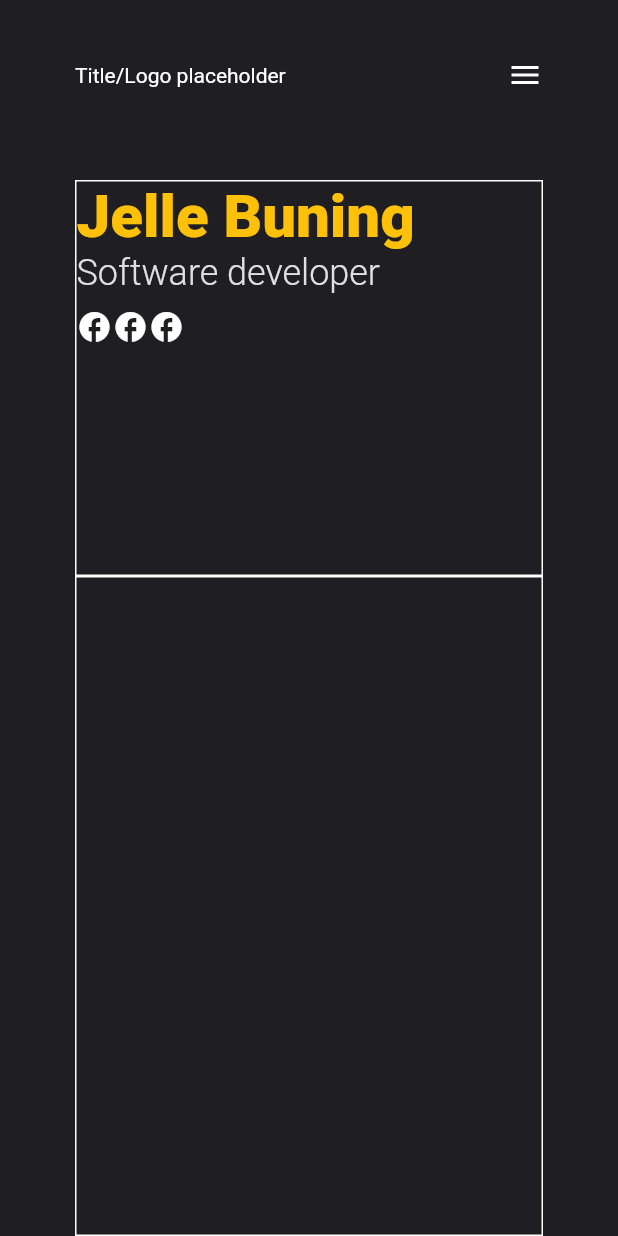
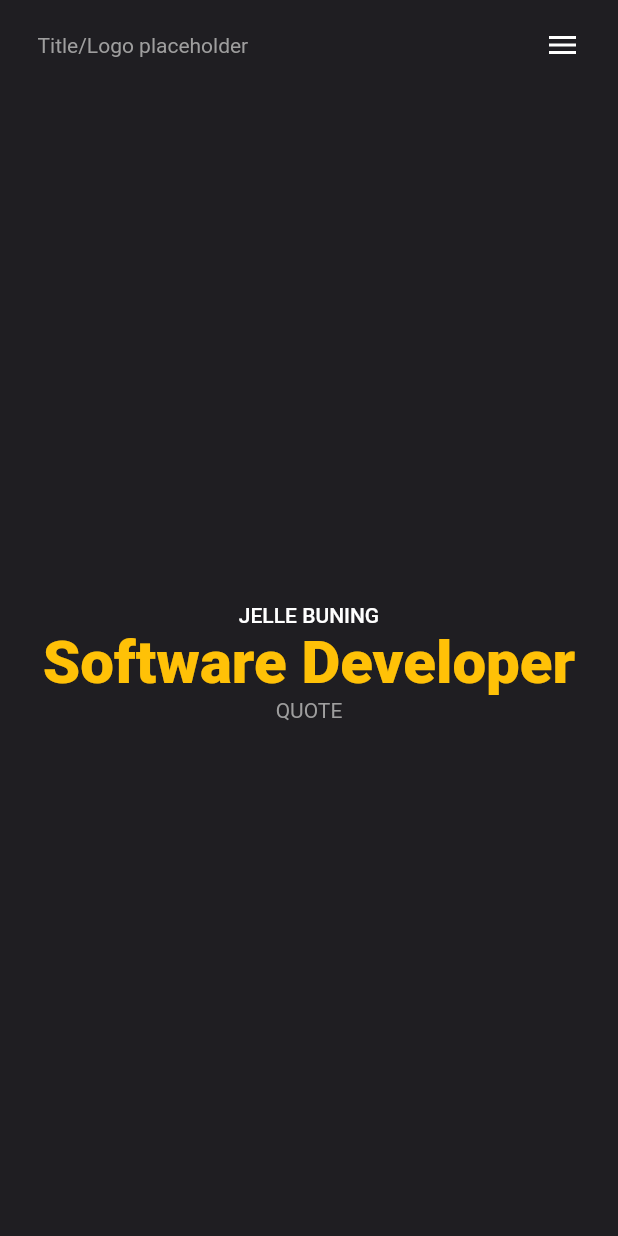
Before and after one commit to JelleBuning/portfolio, a Flutter app: the screen it shows after launch, on a phone screen of 412 x 824 dp. Run offline on Flutter 3.47's test engine with Material 2 defaults, Android fonts, the phone set to English and light mode, and no system bars; our stand-ins replace shared_preferences.

Commit message:
small update

```diff
--- a/lib/pages/home.dart
+++ b/lib/pages/home.dart
@@ -1,7 +1,4 @@
 import 'package:flutter/material.dart';
-import 'package:flutter_portfolio/util/constants.dart';
-
-import '../util/responsive.dart';
 
 class HomePage extends StatefulWidget {
   const HomePage({super.key});
@@ -13,90 +10,19 @@ class HomePage extends StatefulWidget {
 class _HomePageState extends State<HomePage> {
   @override
   Widget build(BuildContext context) {
-    return Padding(
-      padding: const EdgeInsets.fromLTRB(Constants.OUTSIDE_PADDING, Constants.APPBAR_BOTTOM_PADDING, Constants.OUTSIDE_PADDING, 0),
-      child: Stack(
-        alignment: Alignment.bottomRight,
-        children: [
-          Column(
-              mainAxisSize: MainAxisSize.max,
-              children: [
-                // Introduction
-                Expanded(
-                  flex: 3,
-                  child: Row(children: [
-                    Flexible(
-                      flex: Responsive.isSmallScreen(context) ? 100 : Responsive.isMediumScreen(context) ? 75 : 50,
-                      child: Container(
-                        decoration: BoxDecoration(
-                          border: Border.all(color: Colors.white),
-                        ),
-                        child: introductionWidget(context),
-                      ),
-                    ),
-                    // Only for alignment
-                    Flexible(
-                      flex: Responsive.isSmallScreen(context) ? 0 : Responsive.isMediumScreen(context) ? 25 : 50,
-                      child: const SizedBox.shrink()),
-                  ]),
-                ),
-
-                // Content
-                Expanded(
-                  flex: 5,
-                  child: Row(
-                    children: [
-                      Expanded(
-                        flex: Responsive.isSmallScreen(context) ? 100 : Responsive.isMediumScreen(context) ? 75 : 50,
-                        child: Container(
-                          decoration: BoxDecoration(
-                            border: Border.all(color: Colors.white),
-                          ),
-                        ),
-                      ),
-                      // Only for alignment
-                      Expanded(
-                        flex: Responsive.isSmallScreen(context) ? 0 : Responsive.isMediumScreen(context) ? 25 : 50,
-                        child: const SizedBox.shrink()
-                      ),
-                    ],
-                  ),
-                ),
-              ],
-          ),
-          imageOverlay()
-        ],
-      ),
+    return Center(
+      child: introductionWidget(context),
     );
   }
 }
 
 Widget introductionWidget(BuildContext context){
   return Column(
-    crossAxisAlignment: CrossAxisAlignment.start,
+    mainAxisAlignment: MainAxisAlignment.center,
     children: [
-      Text("Jelle Buning", style: Theme.of(context).textTheme.headlineLarge,),
-      Text("Software developer", style: Theme.of(context).textTheme.headlineSmall,),
-      const SizedBox(height: 10),
-      // Description is to big for phone, shown in << TODO: show somewhere else >>
-      Responsive.isSmallScreen(context) ? const SizedBox.shrink() : const Text("Lorem Ipsum is simply dummy text of the printing and typesetting industry. Lorem Ipsum has been the industry's standard dummy text ever since the 1500s, when an unknown printer took a galley of type and scrambled it to make a type specimen book. It has survived not only five centuries, but also the leap into electronic typesetting, remaining essentially unchanged. It was popularised in the 1960s with the release of Letraset sheets containing Lorem Ipsum passages, and more recently with desktop publishing software."),
-      Responsive.isSmallScreen(context) ? const SizedBox.shrink() : const SizedBox(height: 10),
-      socialMediaWidget()
+      Text("JELLE BUNING", style: Theme.of(context).textTheme.bodyLarge),
+      Text("Software Developer", style: Theme.of(context).textTheme.headlineLarge,),
+      Text("QUOTE", style: Theme.of(context).textTheme.bodyMedium,),
     ],
   );
 }
-
-Widget socialMediaWidget(){
-  return Row(
-    mainAxisAlignment: MainAxisAlignment.start,
-    children: const [
-    Icon(Icons.facebook),
-    Icon(Icons.facebook),
-    Icon(Icons.facebook),
-  ],);
-}
-
-Widget imageOverlay(){
-  // TODO: set image
-  return const SizedBox(width: 400, height: 500);
-}
--- a/lib/util/constants.dart
+++ b/lib/util/constants.dart
@@ -2,11 +2,11 @@
 
 class Constants {
   // PADDING
-  static const double OUTSIDE_PADDING = 50.0;
+  static const double OUTSIDE_PADDING = 25.0;
   static const double STATUSBAR_PADDING = 0;
-  static const double APPBAR_PREFERRED_SIZE = 100;
-  static const double APPBAR_BOTTOM_PADDING = 20;
-  static const double MENU_PADDING = 30;
+  static const double APPBAR_PREFERRED_SIZE = 60;
+  static const double APPBAR_BOTTOM_PADDING = 0;
+  static const double MENU_PADDING = 20;
 
   // ----
   static const int MENU_ANIMATION_DURATION_MS = 500;
--- a/lib/util/theme_provider.dart
+++ b/lib/util/theme_provider.dart
@@ -17,7 +17,7 @@ class ThemeProvider extends ChangeNotifier {
       primaryColorLight: buildMaterialColor(const Color.fromARGB(0xF0, 0x1F, 0x1E, 0x22)),
       textTheme: TextTheme(
         bodySmall: const TextStyle(color: Colors.white),
-        bodyMedium: const TextStyle(color: Colors.white),
+        bodyMedium: const TextStyle(color: Colors.grey),
         bodyLarge: const TextStyle(color: Colors.white),
         headlineLarge: const TextStyle(
           color: Colors.amber,
--- a/lib/widgets/navigation_bar.dart
+++ b/lib/widgets/navigation_bar.dart
@@ -5,7 +5,7 @@ import 'package:flutter_portfolio/util/responsive.dart';
 import 'package:provider/provider.dart';
 import '../util/theme_provider.dart';
 
-class CustomNavigationBar extends StatefulWidget with PreferredSizeWidget {
+class CustomNavigationBar extends StatefulWidget implements PreferredSizeWidget {
   final BuildContext context;
   final List<NavigationItem> navigationItems;
   final int selectedId;
--- a/pubspec.yaml
+++ b/pubspec.yaml
@@ -36,6 +36,7 @@ dependencies:
   cupertino_icons: ^1.0.2
   provider: ^6.0.5
   shared_preferences: ^2.0.15
+  google_fonts: ^4.0.5
 
 dev_dependencies:
   flutter_test:
```
Also changed, not shown: pubspec.lock, 1 other file.
